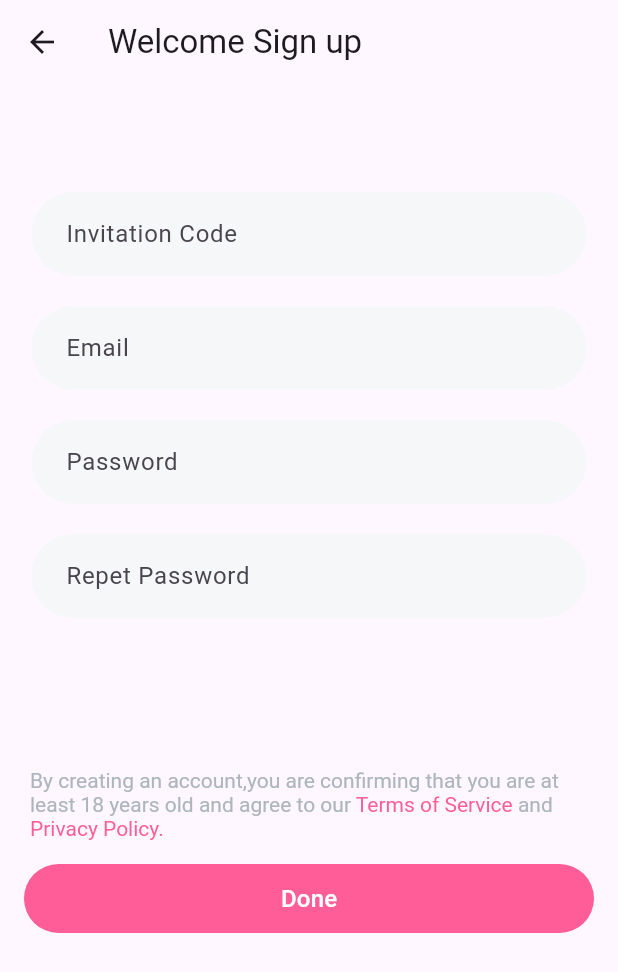
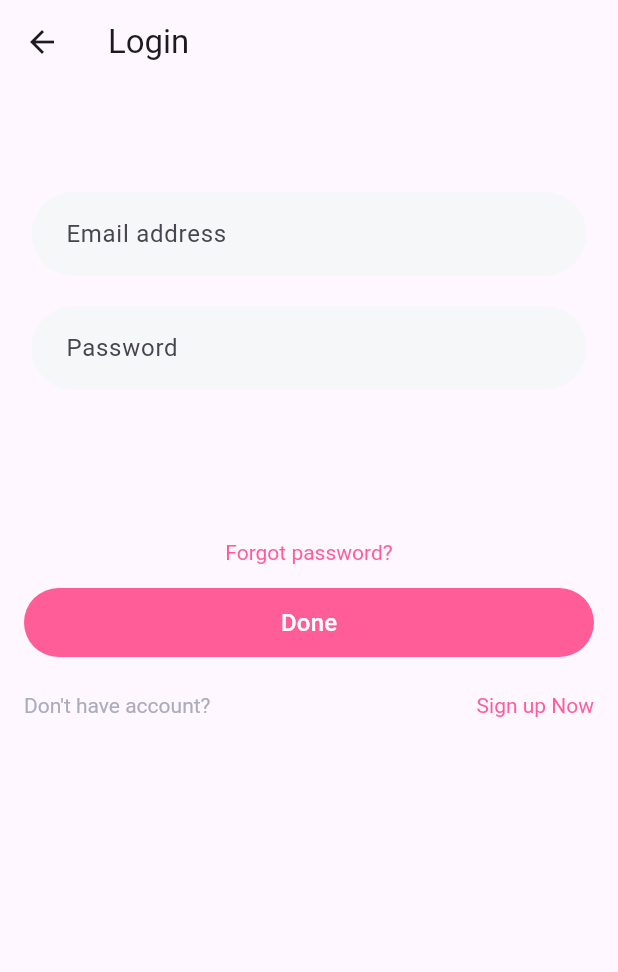
Before and after one commit to boycott96/mango_app, a Flutter app: the screen it shows after launch, after a tap on "Login", on a phone screen of 412 x 824 dp. Shown: the top 972 px of the screen. Run offline on Flutter 3.47's test engine with Material 3 defaults, Android fonts, the phone set to English and light mode, and no system bars.

Commit message:
feat:  部分页面绘制完成

```diff
--- a/lib/setting_screen.dart
+++ b/lib/setting_screen.dart
@@ -1,7 +1,7 @@
 import 'dart:ui';
 
 import 'package:flutter/material.dart';
-import 'package:flutter/widgets.dart';
+import 'package:flutter_application_test/signin_screen.dart';
 import 'package:flutter_application_test/signup_screen.dart';
 
 class SettingScreen extends StatefulWidget {
@@ -98,7 +98,7 @@ class _NoneSettingState extends State<NoneSetting>
                   ),
                 ),
                 Padding(
-                  padding: const EdgeInsets.fromLTRB(10, 156, 10, 10),
+                  padding: EdgeInsets.fromLTRB(10, 96, 10, 10),
                   child: TextButton(
                     style: const ButtonStyle(
                       backgroundColor: MaterialStatePropertyAll(
@@ -111,7 +111,7 @@ class _NoneSettingState extends State<NoneSetting>
                       Navigator.push(
                           context,
                           MaterialPageRoute(
-                              builder: (context) => const SignUp()));
+                              builder: (context) => const Singup()));
                     },
                     child: const Text(
                       "Feedback question",
@@ -133,7 +133,7 @@ class _NoneSettingState extends State<NoneSetting>
                       Navigator.push(
                           context,
                           MaterialPageRoute(
-                              builder: (context) => const SignUp()));
+                              builder: (context) => const Singup()));
                     },
                     child: const Text(
                       "Sign up",
@@ -155,7 +155,7 @@ class _NoneSettingState extends State<NoneSetting>
                       Navigator.push(
                           context,
                           MaterialPageRoute(
-                              builder: (context) => const SignUp()));
+                              builder: (context) => const Signin()));
                     },
                     child: const Text(
                       "Login",
--- a/lib/signup_screen.dart
+++ b/lib/signin_screen.dart
@@ -1,16 +1,19 @@
 import 'package:flutter/gestures.dart';
 import 'package:flutter/material.dart';
+import 'package:flutter/widgets.dart';
+import 'package:flutter_application_test/reset_screen.dart';
+import 'package:flutter_application_test/signup_screen.dart';
 
-class SignUp extends StatefulWidget {
-  const SignUp({super.key});
+class Signin extends StatefulWidget {
+  const Signin({super.key});
 
   @override
-  State<SignUp> createState() => _SignUpState();
+  State<Signin> createState() => _SigninState();
 }
 
-class _SignUpState extends State<SignUp> with SingleTickerProviderStateMixin {
+class _SigninState extends State<Signin> with SingleTickerProviderStateMixin {
+  late AnimationController _controller;
   final TextEditingController _textController = TextEditingController();
-  late AnimationController _controller;
   String _inputValue = '';
 
   @override
@@ -29,7 +32,7 @@ class _SignUpState extends State<SignUp> with SingleTickerProviderStateMixin {
   Widget build(BuildContext context) {
     return Scaffold(
       appBar: AppBar(
-        title: const Text("Welcome Sign up"),
+        title: const Text("Login"),
       ),
       body: Center(
         child: Column(
@@ -46,33 +49,7 @@ class _SignUpState extends State<SignUp> with SingleTickerProviderStateMixin {
                   ),
                   child: TextField(
                     decoration: const InputDecoration(
-                        hintText: 'Invitation Code',
-                        border: InputBorder.none, // 设置外边框为none
-                        contentPadding: EdgeInsets.symmetric(horizontal: 23)),
-                    controller: _textController,
-                    onChanged: (value) {
-                      setState(() {
-                        _inputValue = value;
-                      });
-                      print(_inputValue);
-                    },
-                  ),
-                ),
-              ),
-            ),
-            Padding(
-              padding: const EdgeInsets.symmetric(horizontal: 21, vertical: 10),
-              child: SizedBox(
-                height: 56,
-                child: Container(
-                  alignment: Alignment.center,
-                  decoration: BoxDecoration(
-                    color: const Color.fromRGBO(246, 247, 249, 1),
-                    borderRadius: BorderRadius.circular(30.0),
-                  ),
-                  child: TextField(
-                    decoration: const InputDecoration(
-                        hintText: 'Email',
+                        hintText: 'Email address',
                         border: InputBorder.none, // 设置外边框为none
                         contentPadding: EdgeInsets.symmetric(horizontal: 23)),
                     controller: _textController,
@@ -113,71 +90,22 @@ class _SignUpState extends State<SignUp> with SingleTickerProviderStateMixin {
               ),
             ),
             Padding(
-              padding: const EdgeInsets.symmetric(horizontal: 21, vertical: 10),
-              child: SizedBox(
-                height: 56,
-                child: Container(
-                  alignment: Alignment.center,
-                  decoration: BoxDecoration(
-                    color: const Color.fromRGBO(246, 247, 249, 1),
-                    borderRadius: BorderRadius.circular(30.0),
-                  ),
-                  child: TextField(
-                    decoration: const InputDecoration(
-                        hintText: 'Repet Password',
-                        border: InputBorder.none, // 设置外边框为none
-                        contentPadding: EdgeInsets.symmetric(horizontal: 23)),
-                    controller: _textController,
-                    onChanged: (value) {
-                      setState(() {
-                        _inputValue = value;
-                      });
-                      print(_inputValue);
-                    },
-                  ),
-                ),
-              ),
-            ),
-            Padding(
               padding: const EdgeInsets.fromLTRB(20, 90, 20, 4),
               child: RichText(
                 text: TextSpan(
                   children: [
-                    const TextSpan(
-                      text:
-                          "By creating an account,you are confirming that you are at least 18 years old and agree to our ",
-                      style: TextStyle(
-                        color: Color.fromRGBO(173, 181, 189, 1),
-                        fontSize: 14,
-                      ),
-                    ),
                     TextSpan(
-                      text: "Terms of Service",
+                      text: "Forgot password?",
                       style: const TextStyle(
                         color: Color.fromRGBO(255, 93, 151, 1),
                         fontSize: 14,
                       ),
                       recognizer: TapGestureRecognizer()
                         ..onTap = () {
-                          print("Terms of Service.");
-                        },
-                    ),
-                    const TextSpan(
-                      text: " and ",
-                      style: TextStyle(
-                        color: Color.fromRGBO(173, 181, 189, 1),
-                        fontSize: 14,
-                      ),
-                    ),
-                    TextSpan(
-                      text: "Privacy Policy.",
-                      style: const TextStyle(
-                        color: Color.fromRGBO(255, 93, 151, 1),
-                        fontSize: 14,
-                      ),
-                      recognizer: TapGestureRecognizer()
-                        ..onTap = () {
-                          print("Privacy Policy.");
+                          Navigator.push(
+                              context,
+                              MaterialPageRoute(
+                                  builder: (context) => const ResetPage()));
                         },
                     ),
                   ],
@@ -205,6 +133,40 @@ class _SignUpState extends State<SignUp> with SingleTickerProviderStateMixin {
                 ),
               ),
             ),
+            Padding(
+              padding:
+                  const EdgeInsets.symmetric(horizontal: 16.0, vertical: 12.0),
+              child: Row(
+                mainAxisAlignment: MainAxisAlignment.spaceBetween,
+                children: [
+                  RichText(
+                    text: const TextSpan(
+                      text: "Don't have account?",
+                      style: TextStyle(
+                        color: Color.fromRGBO(171, 173, 189, 1),
+                        fontSize: 14,
+                      ),
+                    ),
+                  ),
+                  RichText(
+                    text: TextSpan(
+                      text: "Sign up Now",
+                      style: const TextStyle(
+                        color: Color.fromRGBO(255, 93, 151, 1),
+                        fontSize: 14,
+                      ),
+                      recognizer: TapGestureRecognizer()
+                        ..onTap = () {
+                          Navigator.push(
+                              context,
+                              MaterialPageRoute(
+                                  builder: (context) => const Singup()));
+                        },
+                    ),
+                  ),
+                ],
+              ),
+            ),
           ],
         ),
       ),
```
Also changed, not shown: lib/reset_screen.dart (added, +217 -0 lines), 2 other files.
